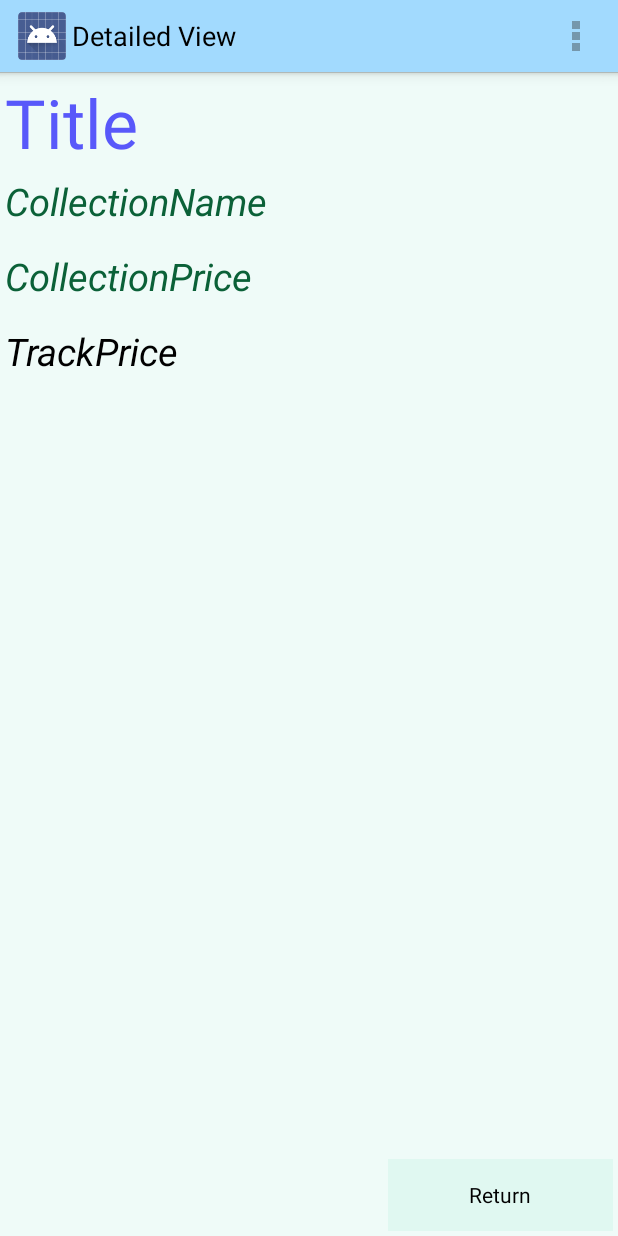
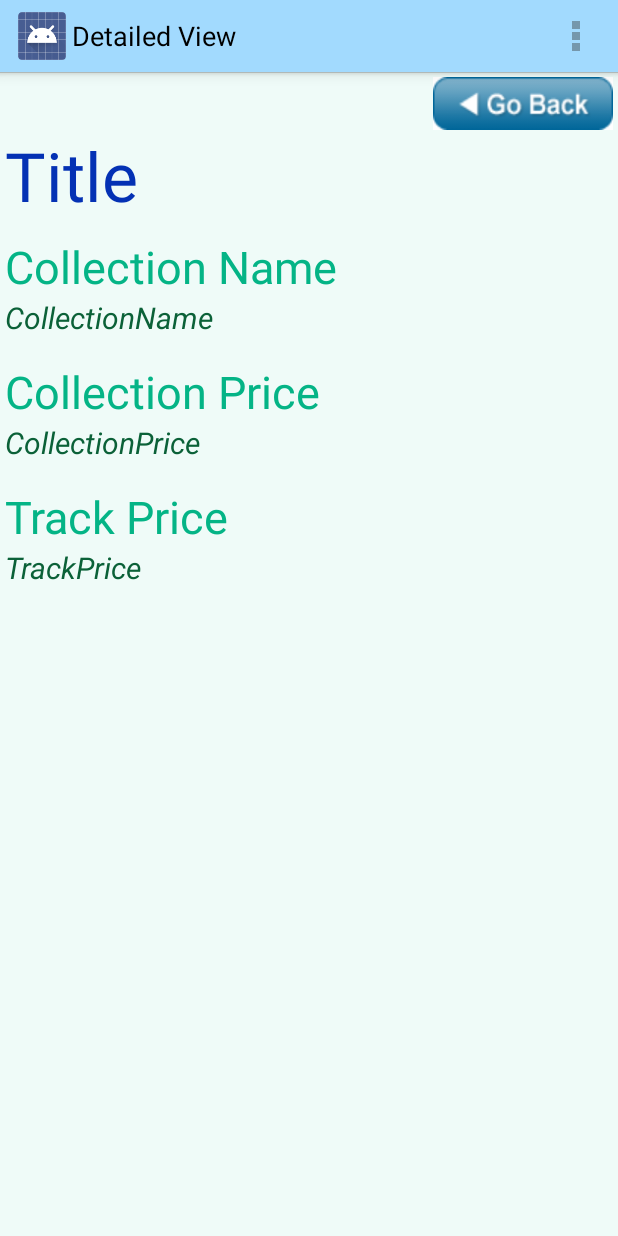
Before and after one commit to bigyanthapa/Info4iTunes, an Android app: the DetailsView screen opened directly, with no data from a screen before it, on a phone screen of 412 x 824 dp. Run offline under Robolectric (Android 15) with nearby library versions, the phone set to English and light mode, and no system bars; 4 statements that could not run were skipped.

Commit message:
Second Commit with imagebutton

```diff
--- a/app/build.gradle
+++ b/app/build.gradle
@@ -16,7 +16,9 @@ android {
             minifyEnabled false
             proguardFiles getDefaultProguardFile('proguard-android.txt'), 'proguard-rules.pro'
         }
+
     }
+
 }
 
 dependencies {
--- a/app/src/main/java/interviewtest/bigyan/com/interviewtest/DetailsView.java
+++ b/app/src/main/java/interviewtest/bigyan/com/interviewtest/DetailsView.java
@@ -6,7 +6,7 @@ import android.os.Bundle;
 import android.view.Menu;
 import android.view.MenuItem;
 import android.view.View;
-import android.widget.Button;
+import android.widget.ImageButton;
 import android.widget.TextView;
 
 import interviewtest.bigyan.com.interviewtest.model.DescriptionModel;
@@ -14,7 +14,7 @@ import interviewtest.bigyan.com.interviewtest.model.DescriptionModel;
 public class DetailsView extends Activity {
 
 
-    private Button backButton;
+    private ImageButton backImageButton;
 
     private TextView collectionTitleTextView;
     private TextView collectionNameTextView;
@@ -26,15 +26,16 @@ public class DetailsView extends Activity {
         super.onCreate(savedInstanceState);
         setContentView(R.layout.activity_details_view);
 
-        backButton = (Button)findViewById(R.id.backButton);
 
-        Intent intent=getIntent();
-        DescriptionModel descriptionModel=(DescriptionModel)  intent.getSerializableExtra("obj");
+        backImageButton = (ImageButton) findViewById(R.id.backImageButton);
 
-        collectionTitleTextView = (TextView)findViewById(R.id.collectionTitleTextView);
-        collectionNameTextView = (TextView)findViewById(R.id.collectionNameTextView);
-        collectionPriceTextView = (TextView)findViewById(R.id.collectionPriceTextView);
-        trackPriceTextView = (TextView)findViewById(R.id.trackPriceTextView);
+        Intent intent = getIntent();
+        DescriptionModel descriptionModel = (DescriptionModel) intent.getSerializableExtra("obj");
+
+        collectionTitleTextView = (TextView) findViewById(R.id.collectionTitleTextView);
+        collectionNameTextView = (TextView) findViewById(R.id.collectionNameTextView);
+        collectionPriceTextView = (TextView) findViewById(R.id.collectionPriceTextView);
+        trackPriceTextView = (TextView) findViewById(R.id.trackPriceTextView);
 
 
         collectionTitleTextView.setText(descriptionModel.getTitle());
@@ -42,11 +43,11 @@ public class DetailsView extends Activity {
         collectionPriceTextView.setText(descriptionModel.getCollectionPrice());
         trackPriceTextView.setText(descriptionModel.getTrackPrice());
 
-        //return to the main activity when the back button is clicked
-        backButton.setOnClickListener(new View.OnClickListener() {
+
+        backImageButton.setOnClickListener(new View.OnClickListener() {
             @Override
             public void onClick(View view) {
-                Intent mainIntent = new Intent(getApplicationContext(),MainActivity.class);
+                Intent mainIntent = new Intent(getApplicationContext(), MainActivity.class);
                 startActivity(mainIntent);
                 finish();
             }
@@ -63,7 +64,8 @@ public class DetailsView extends Activity {
 
     //Just allow my return button to take the application to the previous activity.
     @Override
-    public void onBackPressed() { }
+    public void onBackPressed() {
+    }
 
     @Override
     public boolean onOptionsItemSelected(MenuItem item) {
--- a/app/src/main/res/layout/activity_details_view.xml
+++ b/app/src/main/res/layout/activity_details_view.xml
@@ -9,67 +9,102 @@
     android:background="@color/detailsViewBackground">
 
     <TextView
-        android:layout_width="match_parent"
+        android:layout_width="wrap_content"
         android:layout_height="wrap_content"
         android:textAppearance="?android:attr/textAppearanceLarge"
         android:text="Title"
         android:textColor="@color/detailsViewTitleColor"
         android:id="@+id/collectionTitleTextView"
-        android:layout_alignParentTop="true"
+        android:textSize="45dp"
+        android:layout_below="@+id/backImageButton"
         android:layout_alignParentLeft="true"
-        android:layout_alignParentStart="true"
-        android:textSize="45dp" />
+        android:layout_alignParentStart="true" />
 
     <TextView
-        android:layout_width="match_parent"
+        android:layout_width="wrap_content"
         android:layout_height="wrap_content"
         android:textAppearance="?android:attr/textAppearanceMedium"
         android:text="CollectionName"
         android:textColor="@color/detailsViewDescColor"
         android:id="@+id/collectionNameTextView"
-        android:textSize="25dp"
+        android:textSize="20dp"
         android:textStyle="italic"
+        android:layout_below="@+id/collectionNameText"
         android:layout_alignParentLeft="true"
-        android:layout_below="@+id/collectionTitleTextView"
-        android:layout_alignParentTop="true"
-        android:layout_marginTop="65dp" />
+        android:layout_alignParentStart="true" />
 
     <TextView
-        android:layout_width="match_parent"
+        android:layout_width="wrap_content"
         android:layout_height="wrap_content"
         android:textAppearance="?android:attr/textAppearanceMedium"
         android:text="CollectionPrice"
         android:textColor="@color/detailsViewDescColor"
         android:id="@+id/collectionPriceTextView"
         android:textStyle="italic"
-        android:textSize="25dp"
+        android:textSize="20dp"
+        android:layout_below="@+id/collectionPriceText"
+        android:layout_alignParentLeft="true"
+        android:layout_alignParentStart="true" />
+
+    <TextView
+        android:layout_width="wrap_content"
+        android:layout_height="wrap_content"
+        android:textAppearance="?android:attr/textAppearanceMedium"
+        android:text="TrackPrice"
+        android:id="@+id/trackPriceTextView"
+        android:textColor="@color/detailsViewDescColor"
+        android:textStyle="italic"
+        android:textSize="20dp"
+        android:layout_below="@+id/trackPriceText"
+        android:layout_alignLeft="@+id/collectionPriceTextView"
+        android:layout_alignStart="@+id/collectionPriceTextView" />
+
+    <TextView
+        android:layout_width="wrap_content"
+        android:layout_height="wrap_content"
+        android:textAppearance="?android:attr/textAppearanceMedium"
+        android:text="Collection Name"
+        android:textColor="@color/detailsViewLabelColor"
+        android:id="@+id/collectionNameText"
+        android:textSize="30dp"
+        android:layout_below="@+id/collectionTitleTextView"
+        android:layout_alignParentLeft="true"
+        android:layout_alignParentStart="true"
+        android:layout_marginTop="10dp" />
+
+    <TextView
+        android:layout_width="wrap_content"
+        android:layout_height="wrap_content"
+        android:textAppearance="?android:attr/textAppearanceMedium"
+        android:text="Collection Price"
+        android:textColor="@color/detailsViewLabelColor"
+        android:id="@+id/collectionPriceText"
+        android:textSize="30dp"
         android:layout_below="@+id/collectionNameTextView"
         android:layout_alignParentLeft="true"
         android:layout_alignParentStart="true"
         android:layout_marginTop="15dp" />
 
     <TextView
-        android:layout_width="match_parent"
+        android:layout_width="wrap_content"
         android:layout_height="wrap_content"
         android:textAppearance="?android:attr/textAppearanceMedium"
-        android:text="TrackPrice"
-        android:id="@+id/trackPriceTextView"
+        android:text="Track Price"
+        android:textColor="@color/detailsViewLabelColor"
+        android:id="@+id/trackPriceText"
+        android:textSize="30dp"
         android:layout_below="@+id/collectionPriceTextView"
         android:layout_alignParentLeft="true"
         android:layout_alignParentStart="true"
-        android:textStyle="italic"
-        android:textSize="25dp"
         android:layout_marginTop="15dp" />
 
-    <Button
-        style="?android:attr/buttonStyleSmall"
-        android:layout_width="150dp"
-        android:layout_height="wrap_content"
-        android:text="Return"
-        android:background="@color/buttonBackgroundColor"
-        android:id="@+id/backButton"
-        android:layout_alignParentBottom="true"
-        android:layout_alignRight="@+id/trackPriceTextView"
-        android:layout_alignEnd="@+id/trackPriceTextView"
-        android:padding="@dimen/activity_horizontal_margin"/>
+    <ImageButton
+        android:layout_width="120dp"
+        android:layout_height="35dp"
+        android:id="@+id/backImageButton"
+        android:background="@drawable/go_back_button"
+        android:layout_alignParentTop="true"
+        android:layout_alignParentRight="true"
+        android:layout_alignParentEnd="true" />
+
 </RelativeLayout>
--- a/app/src/main/res/values/color.xml
+++ b/app/src/main/res/values/color.xml
@@ -4,8 +4,9 @@
     <color name="titletextcolor">#ffc15c</color>
 
     <color name="detailsViewBackground">#EFFBF8</color>
-    <color name="detailsViewTitleColor">#5858FA</color>
+    <color name="detailsViewTitleColor">#0431B4</color>
     <color name="detailsViewDescColor">#0B6138</color>
     <color name="buttonBackgroundColor">#E0F8F1</color>
+    <color name="detailsViewLabelColor">#04B486</color>
 
 </resources>
```
Also changed, not shown: app/src/main/res/drawable/go_back_button.png (added), 1 other file.
